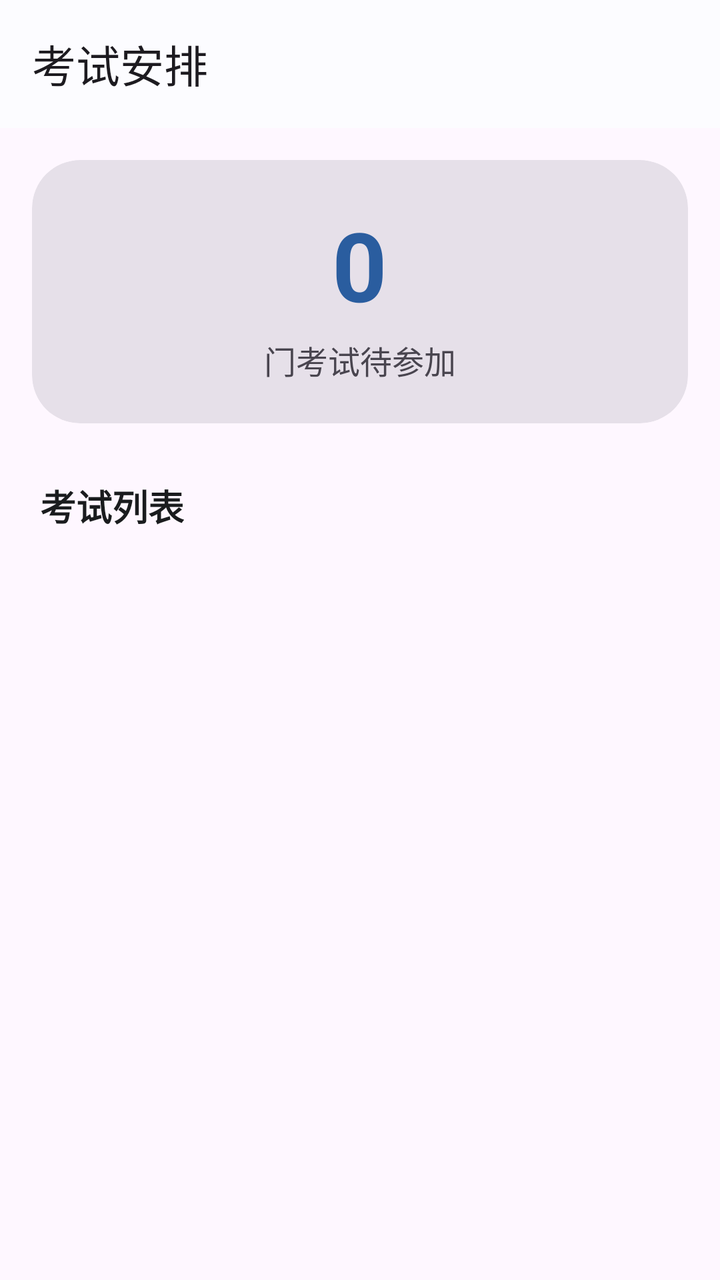
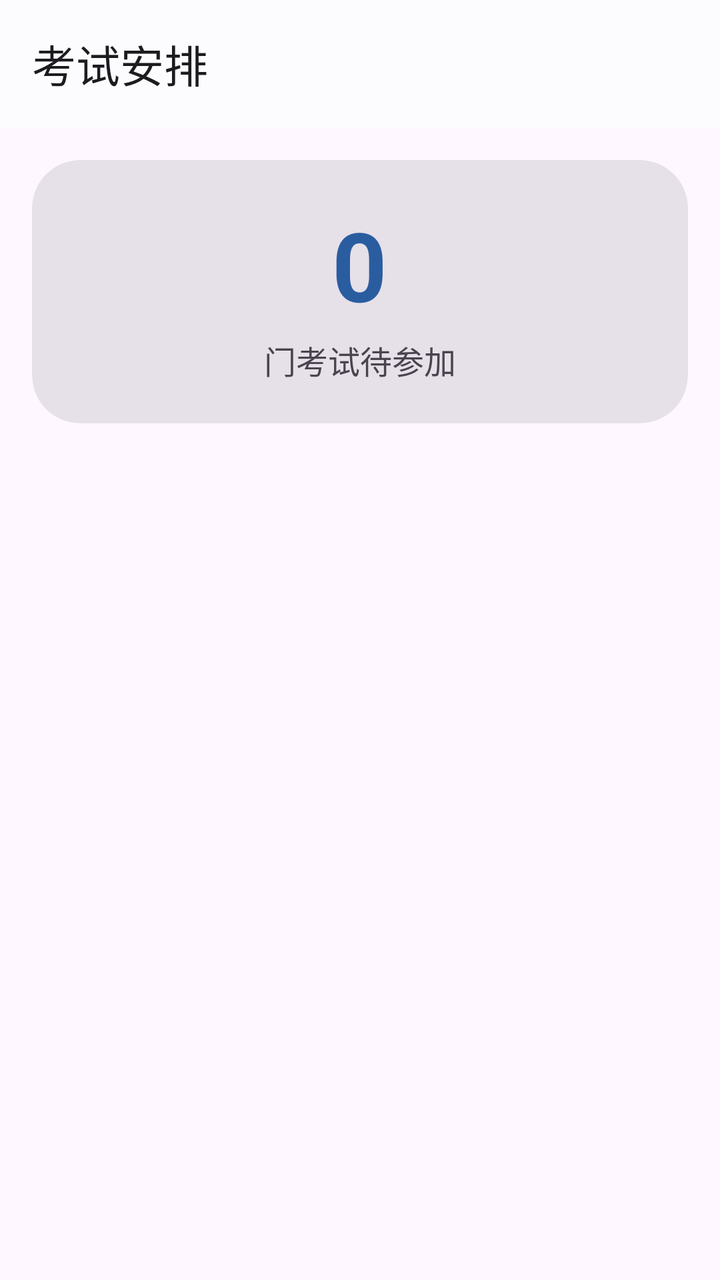

Before-and-after screenshots of an Android layout around one commit, followed by the original layout XML and the change that was made.
<!-- AndroidManifest.xml: application theme Theme.MyApplication -->
<!-- res/layout/activity_exam.xml -->
<?xml version="1.0" encoding="utf-8"?>
<androidx.coordinatorlayout.widget.CoordinatorLayout xmlns:android="http://schemas.android.com/apk/res/android"
    xmlns:app="http://schemas.android.com/apk/res-auto"
    android:id="@+id/rootExam"
    android:layout_width="match_parent"
    android:layout_height="match_parent"
    android:fitsSystemWindows="true">

    <com.google.android.material.appbar.AppBarLayout
        android:layout_width="match_parent"
        android:layout_height="wrap_content"
        app:liftOnScroll="true">

        <com.google.android.material.appbar.MaterialToolbar
            android:id="@+id/toolbar"
            android:layout_width="match_parent"
            android:layout_height="?attr/actionBarSize"
            app:title="考试安排" />
    </com.google.android.material.appbar.AppBarLayout>

    <LinearLayout
        android:layout_width="match_parent"
        android:layout_height="match_parent"
        android:orientation="vertical"
        app:layout_behavior="@string/appbar_scrolling_view_behavior">

        
        <com.google.android.material.card.MaterialCardView
            android:id="@+id/cardExamSummary"
            style="@style/Widget.MyApplication.SettingsCard"
            android:layout_width="match_parent"
            android:layout_height="wrap_content"
            android:layout_margin="16dp"
            android:layout_marginBottom="0dp">

            <LinearLayout
                android:layout_width="match_parent"
                android:layout_height="wrap_content"
                android:gravity="center"
                android:orientation="vertical"
                android:padding="20dp">

                <TextView
                    android:id="@+id/tvExamCount"
                    android:layout_width="wrap_content"
                    android:layout_height="wrap_content"
                    android:text="0"
                    android:textSize="48sp"
                    android:textStyle="bold"
                    android:textColor="?attr/colorPrimary" />

                <TextView
                    android:layout_width="wrap_content"
                    android:layout_height="wrap_content"
                    android:layout_marginTop="4dp"
                    android:text="门考试待参加"
                    android:textSize="16sp"
                    android:textColor="?attr/colorOnSurfaceVariant" />
            </LinearLayout>
        </com.google.android.material.card.MaterialCardView>

        <TextView
            android:layout_width="wrap_content"
            android:layout_height="wrap_content"
            android:layout_marginHorizontal="20dp"
            android:layout_marginTop="12dp"
            android:layout_marginBottom="8dp"
            android:text="考试列表"
            android:textSize="18sp"
            android:textStyle="bold"
            android:textColor="?attr/colorOnSurface" />

        <androidx.recyclerview.widget.RecyclerView
            android:id="@+id/rvExams"
            android:layout_width="match_parent"
            android:layout_height="match_parent"
            android:clipToPadding="false"
            android:paddingHorizontal="16dp"
            android:paddingBottom="16dp" />
    </LinearLayout>

</androidx.coordinatorlayout.widget.CoordinatorLayout>
<!-- resources referenced by this layout -->
<resources>
  <style name="Widget.MyApplication.SettingsCard" parent="Widget.Material3.CardView.Filled">
          <item name="cardCornerRadius">24dp</item>
          <item name="cardElevation">0dp</item>
      </style>
  <style name="Theme.MyApplication" parent="Theme.Material3.DayNight.NoActionBar">
          <item name="windowActionModeOverlay">true</item>
          <item name="android:windowActionModeOverlay">true</item>
          <item name="android:statusBarColor">@android:color/transparent</item>
          <item name="android:navigationBarColor">@android:color/transparent</item>
          <item name="colorPrimary">@color/brand_primary</item>
          <item name="colorOnPrimary">@color/brand_on_primary</item>
          <item name="colorPrimaryContainer">@color/brand_primary_container</item>
          <item name="colorOnPrimaryContainer">@color/brand_on_primary_container</item>
          <item name="colorSecondary">@color/brand_secondary</item>
          <item name="colorOnSecondary">@color/brand_on_secondary</item>
          <item name="colorSecondaryContainer">@color/brand_secondary_container</item>
          <item name="colorOnSecondaryContainer">@color/brand_on_secondary_container</item>
          <item name="colorSurface">@color/brand_surface</item>
          <item name="colorOnSurface">@color/brand_on_surface</item>
          <item name="colorSurfaceVariant">@color/brand_surface_variant</item>
          <item name="materialAlertDialogTheme">@style/ThemeOverlay.MyApplication.MaterialAlertDialog</item>
      </style>
  <color name="brand_primary">#2A5D9F</color>
  <color name="brand_on_primary">#FFFFFFFF</color>
  <color name="brand_primary_container">#D6E3FF</color>
  <color name="brand_on_primary_container">#001B3F</color>
  <color name="brand_secondary">#4D607D</color>
  <color name="brand_on_secondary">#FFFFFFFF</color>
  <color name="brand_secondary_container">#D4E4FF</color>
  <color name="brand_on_secondary_container">#071C36</color>
  <color name="brand_surface">#FCFCFF</color>
  <color name="brand_on_surface">#1A1C1E</color>
  <color name="brand_surface_variant">#E0E2EC</color>
  <style name="ThemeOverlay.MyApplication.MaterialAlertDialog" parent="ThemeOverlay.Material3.MaterialAlertDialog">
          <item name="colorPrimary">?attr/colorPrimary</item>
          <item name="colorSecondary">?attr/colorSecondary</item>
      </style>
</resources>

<!-- the commit's change to res/layout/activity_exam.xml (unified diff, before → after) -->
@@ -50,6 +50,7 @@
                     android:textColor="?attr/colorPrimary" />
 
                 <TextView
+                    android:id="@+id/tvExamSummaryLabel"
                     android:layout_width="wrap_content"
                     android:layout_height="wrap_content"
                     android:layout_marginTop="4dp"
@@ -58,17 +59,6 @@
                     android:textColor="?attr/colorOnSurfaceVariant" />
             </LinearLayout>
         </com.google.android.material.card.MaterialCardView>
-
-        <TextView
-            android:layout_width="wrap_content"
-            android:layout_height="wrap_content"
-            android:layout_marginHorizontal="20dp"
-            android:layout_marginTop="12dp"
-            android:layout_marginBottom="8dp"
-            android:text="考试列表"
-            android:textSize="18sp"
-            android:textStyle="bold"
-            android:textColor="?attr/colorOnSurface" />
 
         <androidx.recyclerview.widget.RecyclerView
             android:id="@+id/rvExams"
